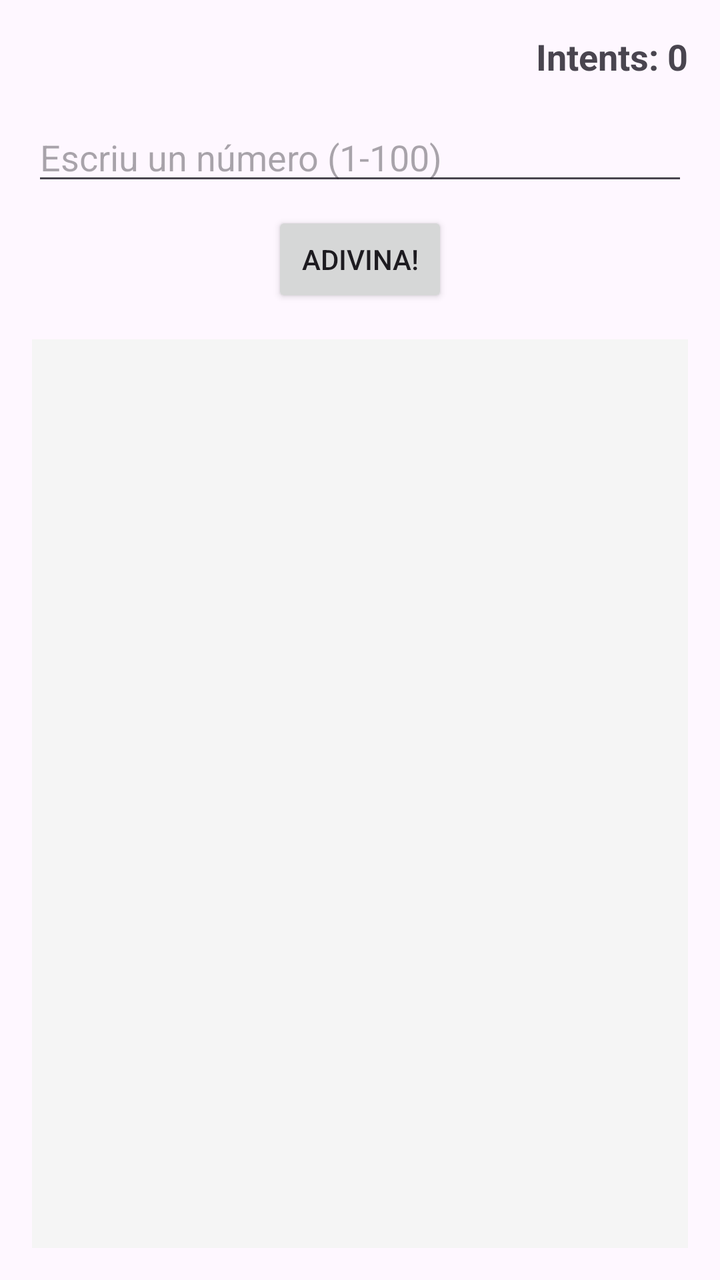
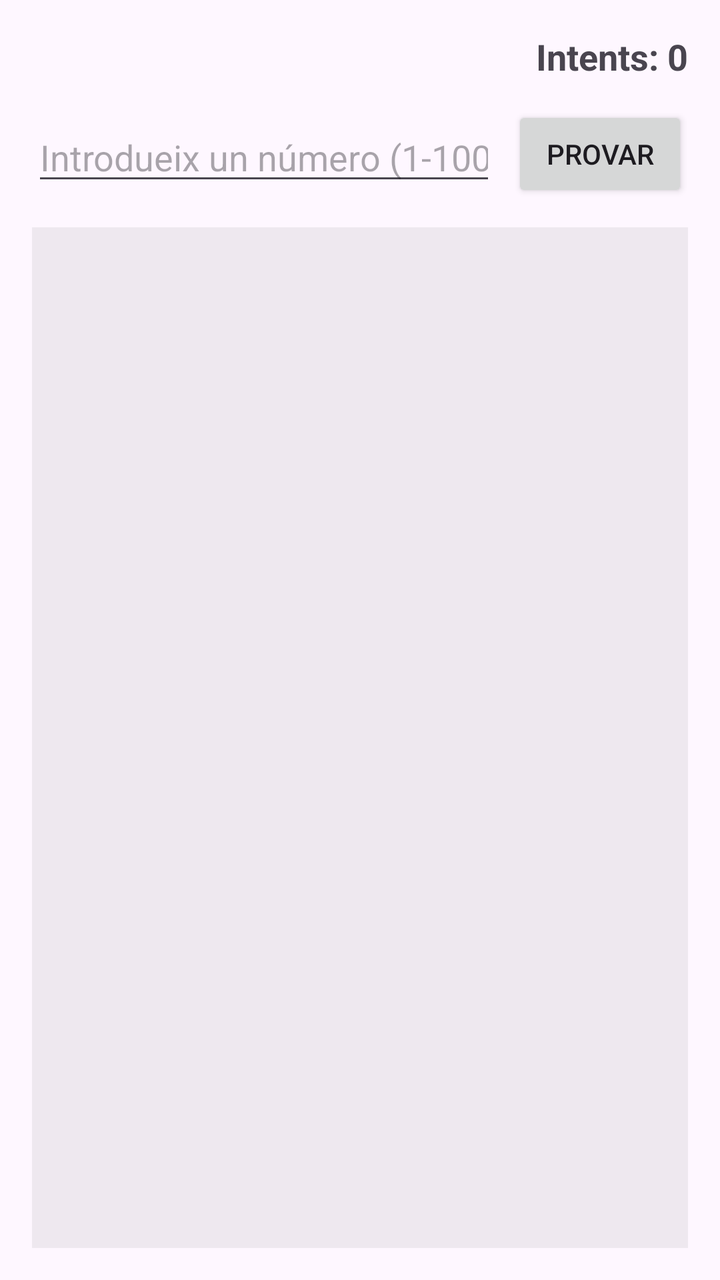

Compare the two renders of this Android layout. The source of the first and the diff that turns it into the second are given below.
<!-- AndroidManifest.xml: application theme Theme.AMS2MP08MP0489_U1_PR12_puiga -->
<!-- res/layout/activity_main.xml -->
<?xml version="1.0" encoding="utf-8"?>
<androidx.constraintlayout.widget.ConstraintLayout
    xmlns:android="http://schemas.android.com/apk/res/android"
    xmlns:app="http://schemas.android.com/apk/res-auto"
    xmlns:tools="http://schemas.android.com/tools"
    android:layout_width="match_parent"
    android:layout_height="match_parent"
    android:padding="16dp"
    tools:context=".MainActivity">

    
    <TextView
        android:id="@+id/tvAttempts"
        android:layout_width="wrap_content"
        android:layout_height="wrap_content"
        android:text="Intents: 0"
        android:textSize="18sp"
        android:textStyle="bold"
        app:layout_constraintEnd_toEndOf="parent"
        app:layout_constraintTop_toTopOf="parent" />

    
    <EditText
        android:id="@+id/etNumber"
        android:layout_width="0dp"
        android:layout_height="wrap_content"
        android:hint="Escriu un número (1-100)"
        android:inputType="number"
        android:imeOptions="actionDone"
        android:layout_marginTop="16dp"
        app:layout_constraintEnd_toEndOf="parent"
        app:layout_constraintStart_toStartOf="parent"
        app:layout_constraintTop_toBottomOf="@id/tvAttempts" />

    
    <Button
        android:id="@+id/btnGuess"
        android:layout_width="wrap_content"
        android:layout_height="wrap_content"
        android:text="Adivina!"
        android:layout_marginTop="8dp"
        app:layout_constraintEnd_toEndOf="parent"
        app:layout_constraintStart_toStartOf="parent"
        app:layout_constraintTop_toBottomOf="@id/etNumber" />

    
    <ScrollView
        android:id="@+id/scrollView"
        android:layout_width="0dp"
        android:layout_height="0dp"
        android:layout_marginTop="16dp"
        android:background="#F5F5F5"
        android:padding="8dp"
        app:layout_constraintBottom_toBottomOf="parent"
        app:layout_constraintEnd_toEndOf="parent"
        app:layout_constraintStart_toStartOf="parent"
        app:layout_constraintTop_toBottomOf="@id/btnGuess">

        <TextView
            android:id="@+id/tvHistory"
            android:layout_width="match_parent"
            android:layout_height="wrap_content"
            android:textSize="16sp" />
    </ScrollView>

</androidx.constraintlayout.widget.ConstraintLayout>
<!-- resources referenced by this layout -->
<resources>
  <style name="Theme.AMS2MP08MP0489_U1_PR12_puiga" parent="Base.Theme.AMS2MP08MP0489_U1_PR12_puiga" />
  <style name="Base.Theme.AMS2MP08MP0489_U1_PR12_puiga" parent="Theme.Material3.DayNight.NoActionBar">
          
          
      </style>
</resources>

<!-- the commit's change to res/layout/activity_main.xml (unified diff, before → after) -->
@@ -1,12 +1,9 @@
 <?xml version="1.0" encoding="utf-8"?>
-<androidx.constraintlayout.widget.ConstraintLayout
-    xmlns:android="http://schemas.android.com/apk/res/android"
+<androidx.constraintlayout.widget.ConstraintLayout xmlns:android="http://schemas.android.com/apk/res/android"
     xmlns:app="http://schemas.android.com/apk/res-auto"
-    xmlns:tools="http://schemas.android.com/tools"
     android:layout_width="match_parent"
     android:layout_height="match_parent"
-    android:padding="16dp"
-    tools:context=".MainActivity">
+    android:padding="16dp">
 
     
     <TextView
@@ -24,11 +21,11 @@
         android:id="@+id/etNumber"
         android:layout_width="0dp"
         android:layout_height="wrap_content"
-        android:hint="Escriu un número (1-100)"
+        android:layout_marginTop="16dp"
+        android:hint="Introdueix un número (1-100)"
+        android:imeOptions="actionDone"
         android:inputType="number"
-        android:imeOptions="actionDone"
-        android:layout_marginTop="16dp"
-        app:layout_constraintEnd_toEndOf="parent"
+        app:layout_constraintEnd_toStartOf="@id/btnGuess"
         app:layout_constraintStart_toStartOf="parent"
         app:layout_constraintTop_toBottomOf="@id/tvAttempts" />
 
@@ -37,11 +34,12 @@
         android:id="@+id/btnGuess"
         android:layout_width="wrap_content"
         android:layout_height="wrap_content"
-        android:text="Adivina!"
-        android:layout_marginTop="8dp"
+        android:layout_marginStart="8dp"
+        android:text="Provar"
+        app:layout_constraintBottom_toBottomOf="@id/etNumber"
         app:layout_constraintEnd_toEndOf="parent"
-        app:layout_constraintStart_toStartOf="parent"
-        app:layout_constraintTop_toBottomOf="@id/etNumber" />
+        app:layout_constraintStart_toEndOf="@id/etNumber"
+        app:layout_constraintTop_toTopOf="@id/etNumber" />
 
     
     <ScrollView
@@ -49,18 +47,18 @@
         android:layout_width="0dp"
         android:layout_height="0dp"
         android:layout_marginTop="16dp"
-        android:background="#F5F5F5"
+        android:background="#10000000"
         android:padding="8dp"
         app:layout_constraintBottom_toBottomOf="parent"
         app:layout_constraintEnd_toEndOf="parent"
         app:layout_constraintStart_toStartOf="parent"
-        app:layout_constraintTop_toBottomOf="@id/btnGuess">
+        app:layout_constraintTop_toBottomOf="@id/etNumber">
 
         <TextView
             android:id="@+id/tvHistory"
             android:layout_width="match_parent"
             android:layout_height="wrap_content"
-            android:textSize="16sp" />
+            android:textSize="14sp" />
     </ScrollView>
 
 </androidx.constraintlayout.widget.ConstraintLayout>
